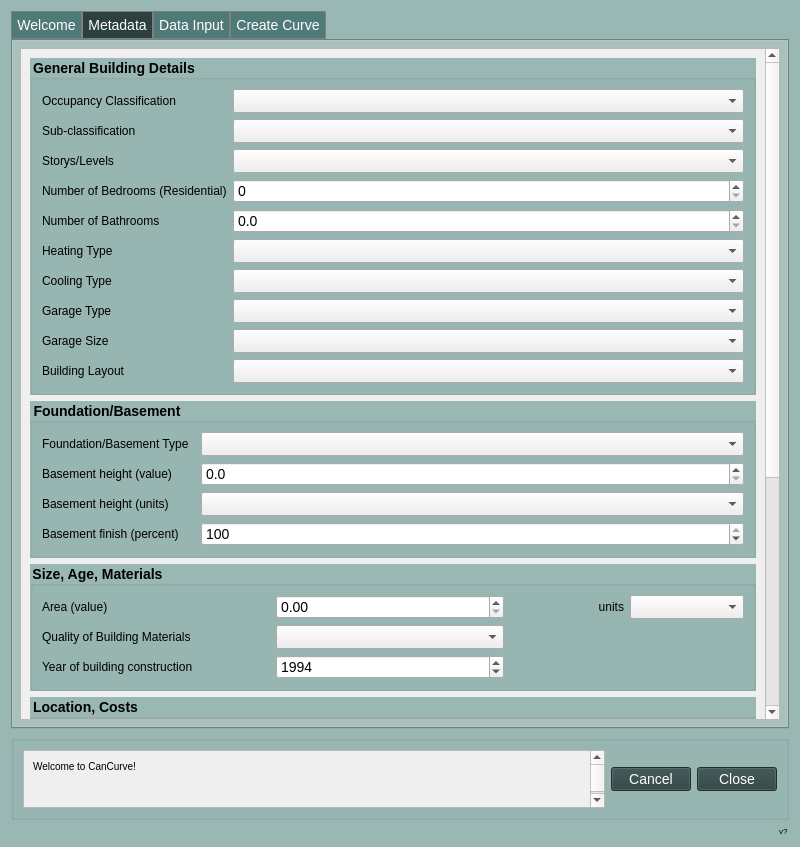
First picture: the form in cancurve/bldgs/cc_bldgs_dialog.ui, repository NRCan/CanCurve, before the edit.
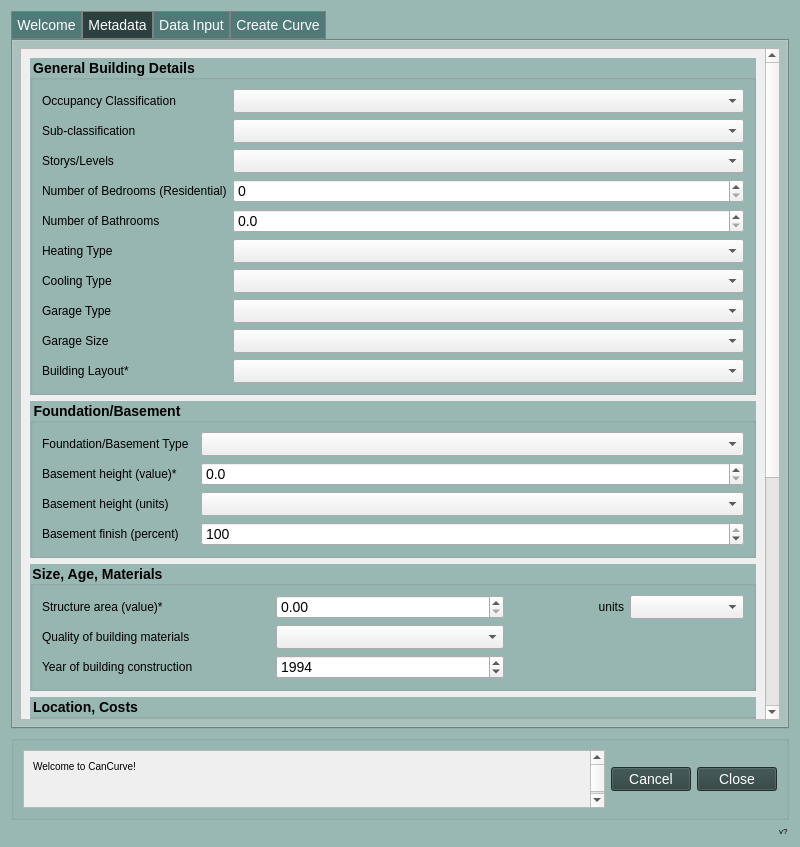
Second picture: the form after the edit. The open tabs and pages were chosen to show the change. Icons and pictures are not drawn. Custom widgets are drawn as their Qt base class.

Commit message: user guide edits

What changed in the file:
```diff
--- a/cancurve/bldgs/cc_bldgs_dialog.ui
+++ b/cancurve/bldgs/cc_bldgs_dialog.ui
@@ -364,7 +364,7 @@
                 <item row="9" column="0">
                  <widget class="QLabel" name="buildingLayoutLabel">
                   <property name="text">
-                   <string>Building Layout</string>
+                   <string>Building Layout*</string>
                   </property>
                  </widget>
                 </item>
@@ -413,7 +413,7 @@
                 <item row="1" column="0">
                  <widget class="QLabel" name="basementHeightLabel_2">
                   <property name="text">
-                   <string>Basement height (value)</string>
+                   <string>Basement height (value)*</string>
                   </property>
                  </widget>
                 </item>
@@ -505,14 +505,14 @@
                    <string>This value is used when 'RCV/Area' is selected to scale the replacement costs (e.g., to footprint area)</string>
                   </property>
                   <property name="text">
-                   <string>Area (value)</string>
+                   <string>Structure area (value)*</string>
                   </property>
                  </widget>
                 </item>
                 <item row="2" column="0">
                  <widget class="QLabel" name="qualityOfBuildingMaterialsLabel">
                   <property name="text">
-                   <string>Quality of Building Materials</string>
+                   <string>Quality of building materials</string>
                   </property>
                  </widget>
                 </item>
```
Left out of the diff: 15 changed lines with no effect on the pictures. The commit also changes 1 other file.
